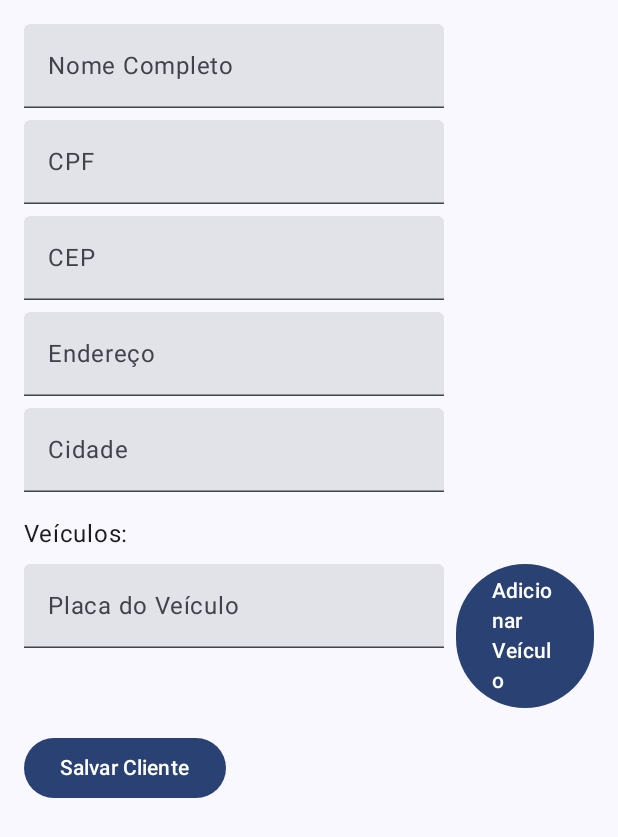
After one commit to LucasCadaval/OficinaApp, an Android app built with Jetpack Compose: the composable NovoClienteScreen shown on its own in the app's theme, on a phone screen of 412 x 824 dp. The commit adds this screen. Shown: the top 837 px of the screen. Run offline under Robolectric (Android 15) with nearby library versions, the phone set to English and light mode, and no system bars; our stand-ins replace Firebase (no records; nobody signed in at launch, a user with empty details on screens opened directly).

Commit message:
Added client e vehicle registration

```diff
--- a/app/build.gradle.kts
+++ b/app/build.gradle.kts
@@ -73,10 +73,12 @@ dependencies {
     // Compose
     implementation("androidx.compose.material3:material3:1.1.1")
     implementation("androidx.navigation:navigation-compose:2.6.0")
+    implementation("androidx.compose.runtime:runtime:1.5.1")
 
     // Firebase
     implementation(platform("com.google.firebase:firebase-bom:33.6.0"))
     implementation("com.google.firebase:firebase-analytics")
+    implementation("com.google.firebase:firebase-firestore-ktx:24.5.0")
 
     // Banco SQLite
     implementation("androidx.room:room-runtime:2.5.2")
--- /dev/null
+++ b/app/src/main/java/com/example/oficina/ui/clientes/ClientesViewModel.kt
@@ -0,0 +1,30 @@
+package com.example.oficina.ui.clientes
+
+import androidx.lifecycle.ViewModel
+import androidx.lifecycle.viewModelScope
+import com.example.oficina.models.Cliente
+import com.google.firebase.firestore.FirebaseFirestore
+import kotlinx.coroutines.flow.MutableStateFlow
+import kotlinx.coroutines.flow.StateFlow
+import kotlinx.coroutines.launch
+
+class ClientesViewModel : ViewModel() {
+    private val db = FirebaseFirestore.getInstance()
+    private val _clientes = MutableStateFlow<List<Cliente>>(emptyList())
+    val clientes: StateFlow<List<Cliente>> get() = _clientes
+
+    init {
+        fetchClientes()
+    }
+
+    private fun fetchClientes() {
+        db.collection("clientes").addSnapshotListener { value, _ ->
+            val clientes = value?.toObjects(Cliente::class.java) ?: emptyList()
+            _clientes.value = clientes
+        }
+    }
+
+    fun addCliente(cliente: Cliente, onComplete: () -> Unit) {
+        db.collection("clientes").add(cliente).addOnSuccessListener { onComplete() }
+    }
+}
--- /dev/null
+++ b/app/src/main/java/com/example/oficina/ui/clientes/NovoClienteScreen.kt
@@ -0,0 +1,79 @@
+package com.example.oficina.ui.clientes
+
+import androidx.compose.foundation.layout.*
+import androidx.compose.material3.*
+import androidx.compose.runtime.*
+import androidx.compose.ui.Modifier
+import androidx.compose.ui.unit.dp
+import com.example.oficina.models.Cliente
+import com.example.oficina.utils.applyCepMask
+import com.example.oficina.utils.applyCpfMask
+import com.example.oficina.utils.applyPlacaMask
+
+@Composable
+fun NovoClienteScreen(viewModel: ClientesViewModel, onBack: () -> Unit) {
+    var nome by remember { mutableStateOf("") }
+    var cpf by remember { mutableStateOf("") }
+    var cep by remember { mutableStateOf("") }
+    var endereco by remember { mutableStateOf("") }
+    var cidade by remember { mutableStateOf("") }
+    var veiculoPlaca by remember { mutableStateOf("") }
+    val veiculos = remember { mutableStateListOf<String>() }
+
+    Column(modifier = Modifier.padding(16.dp)) {
+        TextField(value = nome, onValueChange = { nome = it }, label = { Text("Nome Completo") })
+        Spacer(modifier = Modifier.height(8.dp))
+        TextField(
+            value = cpf,
+            onValueChange = { cpf = applyCpfMask(it) },
+            label = { Text("CPF") }
+        )
+        Spacer(modifier = Modifier.height(8.dp))
+        TextField(
+            value = cep,
+            onValueChange = { cep = applyCepMask(it) },
+            label = { Text("CEP") }
+        )
+        Spacer(modifier = Modifier.height(8.dp))
+        TextField(value = endereco, onValueChange = { endereco = it }, label = { Text("Endereço") })
+        Spacer(modifier = Modifier.height(8.dp))
+        TextField(value = cidade, onValueChange = { cidade = it }, label = { Text("Cidade") })
+        Spacer(modifier = Modifier.height(16.dp))
+
+        Text("Veículos:")
+        veiculos.forEach { placa ->
+            Text(" - $placa")
+        }
+        Spacer(modifier = Modifier.height(8.dp))
+        Row {
+            TextField(
+                value = veiculoPlaca,
+                onValueChange = { veiculoPlaca = applyPlacaMask(it) },
+                label = { Text("Placa do Veículo") }
+            )
+            Spacer(modifier = Modifier.width(8.dp))
+            Button(onClick = {
+                if (veiculoPlaca.isNotBlank()) {
+                    veiculos.add(veiculoPlaca)
+                    veiculoPlaca = ""
+                }
+            }) {
+                Text("Adicionar Veículo")
+            }
+        }
+        Spacer(modifier = Modifier.height(16.dp))
+        Button(onClick = {
+            val cliente = Cliente(
+                nome = nome,
+                cpf = cpf,
+                cep = cep,
+                endereco = endereco,
+                cidade = cidade,
+                veiculos = veiculos.toList()
+            )
+            viewModel.addCliente(cliente, onBack)
+        }) {
+            Text("Salvar Cliente")
+        }
+    }
+}
```
Also changed, not shown: app/src/main/java/com/example/oficina/MainActivity.kt (+75 -4 lines), app/src/main/java/com/example/oficina/models/Cliente.kt (added, +11 -0 lines), app/src/main/java/com/example/oficina/models/Veiculo.kt (added, +9 -0 lines), app/src/main/java/com/example/oficina/ui/clientes/ClienteDetailsScreen.kt (added, +49 -0 lines), app/src/main/java/com/example/oficina/ui/clientes/ClientesScreen.kt (added, +47 -0 lines), app/src/main/java/com/example/oficina/ui/main/MainScreen.kt (+8 -16 lines), app/src/main/java/com/example/oficina/ui/veiculos/NovoVeiculoScreen.kt (added, +41 -0 lines), app/src/main/java/com/example/oficina/ui/veiculos/VeiculosScreen.kt (added, +32 -0 lines), app/src/main/java/com/example/oficina/ui/veiculos/VeiculosViewModel.kt (added, +30 -0 lines), app/src/main/java/com/example/oficina/utils/TextFieldMask.kt (added, +16 -0 lines).
